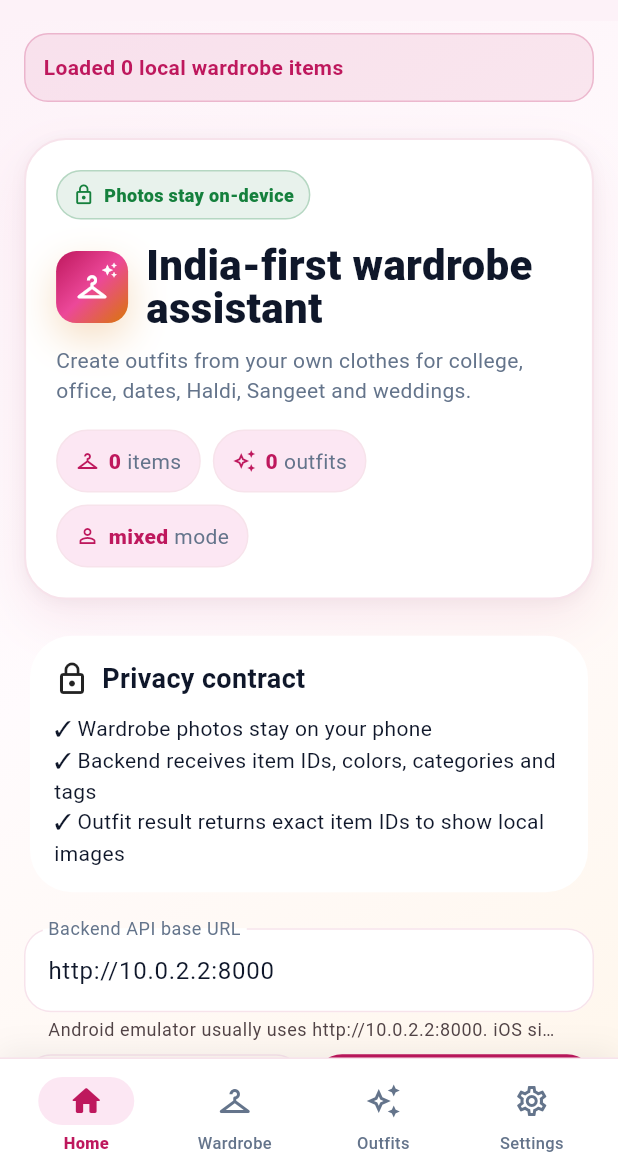
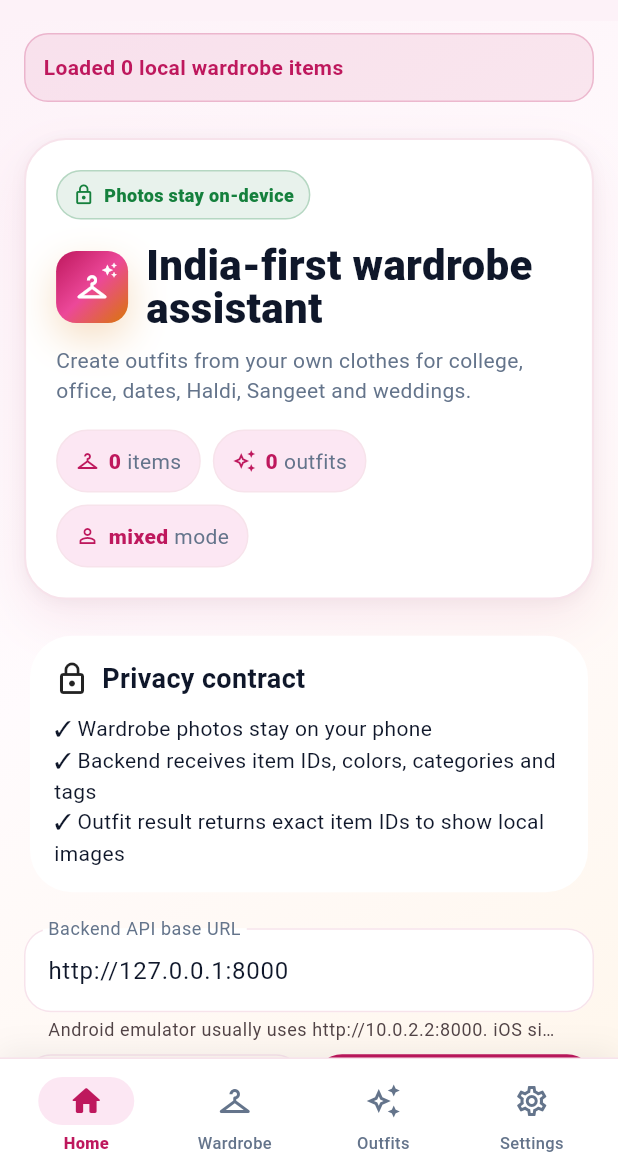
Before and after one commit to NeelamTharunKumar/New-Style, a Flutter app: the screen it shows after launch, after a tap on "Skip", on a phone screen of 412 x 824 dp, the part 63-1236 px from its top. Run offline on Flutter 3.47's test engine with Material 3 defaults, Android fonts, the phone set to English and light mode, and no system bars; our stand-ins replace firebase_auth, firebase_core, flutter_secure_storage, image_picker, shared_preferences, sqflite; accounts and stored records are empty; Roboto replaces fonts that are missing (Manrope).

Commit message:
chore(api): update default backend url to localhost

```diff
--- a/flutter_app/lib/data/drape_api_client.dart
+++ b/flutter_app/lib/data/drape_api_client.dart
@@ -12,7 +12,7 @@ class DrapeApiClient {
 
   static const String defaultBaseUrl = String.fromEnvironment(
     'DRAPE_API_BASE_URL',
-    defaultValue: 'http://10.0.2.2:8000',
+    defaultValue: 'http://127.0.0.1:8000',
   );
   static const String defaultApiKey = String.fromEnvironment('DRAPE_API_KEY', defaultValue: '');
   static const String defaultAuthToken = String.fromEnvironment('DRAPE_AUTH_TOKEN', defaultValue: '');
```
